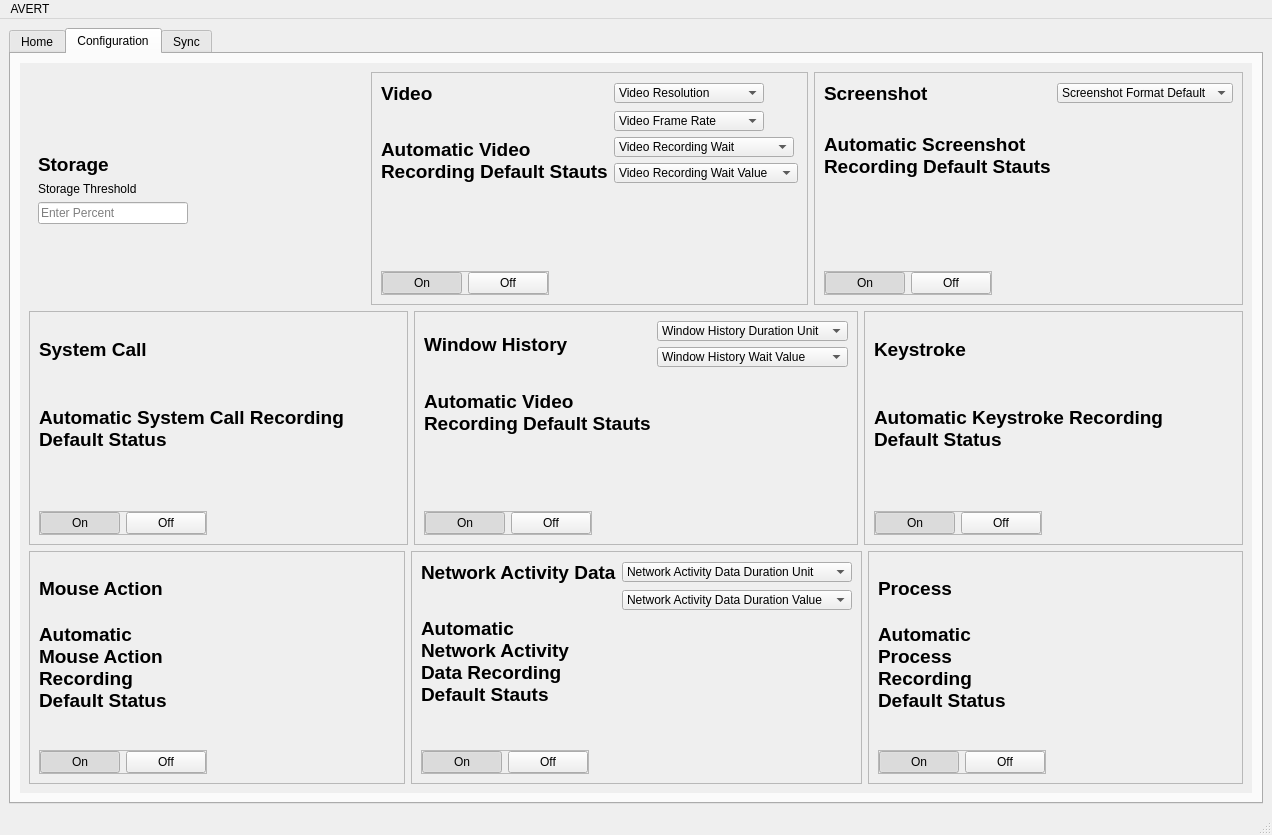
Above: view/AvertUI.ui from TheCappers/UserInterface before the change. Below: the same form after it.
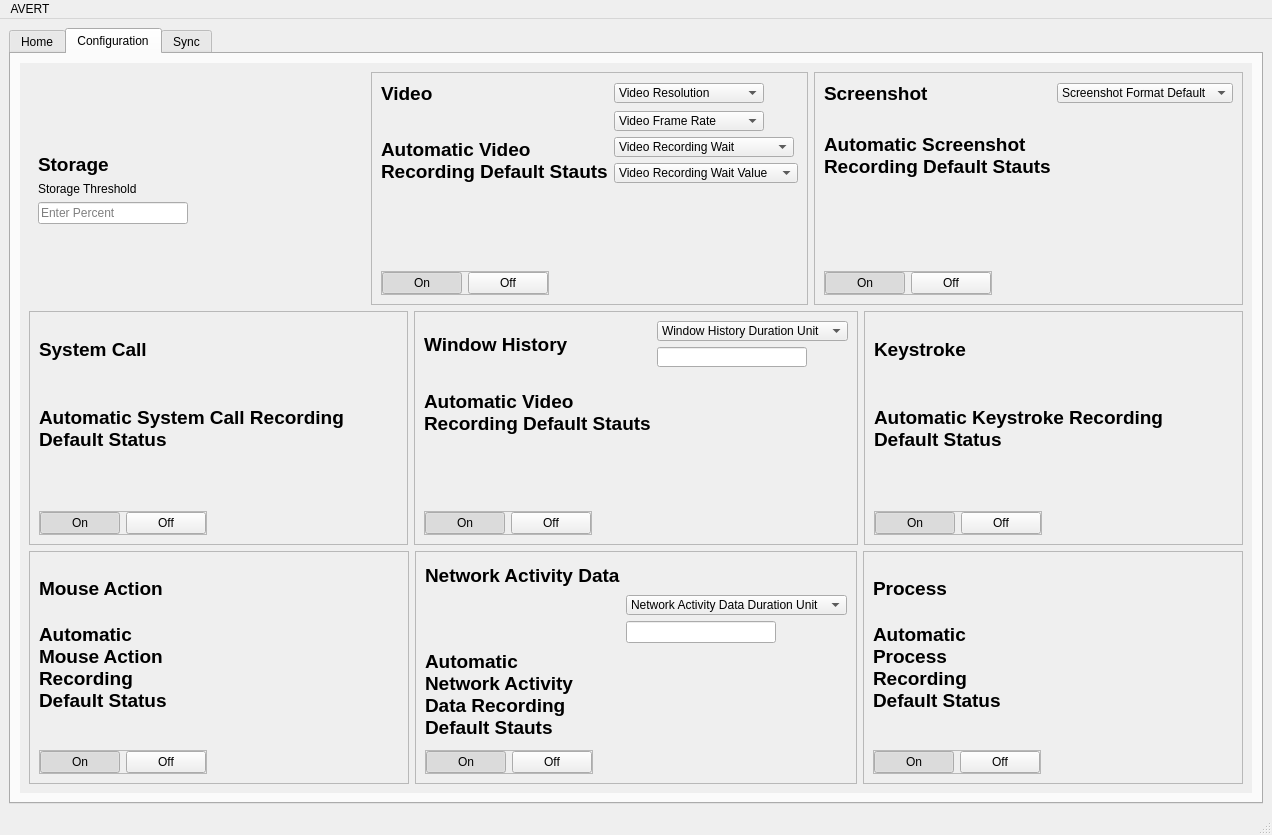
That is the form after the change. The open tabs and pages were chosen to show the change. Icons and pictures are not drawn.

The edit to the form file:
```diff
--- a/view/AvertUI.ui
+++ b/view/AvertUI.ui
@@ -6030,21 +6030,6 @@
                   <enum>QFrame::Raised</enum>
                  </property>
                  <layout class="QGridLayout" name="gridLayout_58">
-                  <item row="1" column="2">
-                   <widget class="QComboBox" name="WindowHistoryWaitVal">
-                    <property name="maximumSize">
-                     <size>
-                      <width>220</width>
-                      <height>20</height>
-                     </size>
-                    </property>
-                    <item>
-                     <property name="text">
-                      <string>Window History Wait Value</string>
-                     </property>
-                    </item>
-                   </widget>
-                  </item>
                   <item row="2" column="0" colspan="2">
                    <widget class="QLabel" name="WindowHistoryStat">
                     <property name="font">
@@ -6141,6 +6126,22 @@
                     </layout>
                    </widget>
                   </item>
+                  <item row="1" column="2">
+                   <widget class="QLineEdit" name="WindowHistoryWaitVal">
+                    <property name="sizePolicy">
+                     <sizepolicy hsizetype="Fixed" vsizetype="Fixed">
+                      <horstretch>0</horstretch>
+                      <verstretch>0</verstretch>
+                     </sizepolicy>
+                    </property>
+                    <property name="maximumSize">
+                     <size>
+                      <width>150</width>
+                      <height>20</height>
+                     </size>
+                    </property>
+                   </widget>
+                  </item>
                  </layout>
                 </widget>
                </item>
@@ -6381,38 +6382,6 @@
                   <enum>QFrame::Raised</enum>
                  </property>
                  <layout class="QGridLayout" name="gridLayout_61">
-                  <item row="2" column="0" colspan="2">
-                   <widget class="QLabel" name="NetworkActivityStatus">
-                    <property name="minimumSize">
-                     <size>
-                      <width>151</width>
-                      <height>91</height>
-                     </size>
-                    </property>
-                    <property name="maximumSize">
-                     <size>
-                      <width>151</width>
-                      <height>91</height>
-                     </size>
-                    </property>
-                    <property name="font">
-                     <font>
-                      <pointsize>14</pointsize>
-                      <weight>75</weight>
-                      <bold>true</bold>
-                     </font>
-                    </property>
-                    <property name="text">
-                     <string>Automatic Network Activity Data Recording Default Stauts</string>
-                    </property>
-                    <property name="scaledContents">
-                     <bool>false</bool>
-                    </property>
-                    <property name="wordWrap">
-                     <bool>true</bool>
-                    </property>
-                   </widget>
-                  </item>
                   <item row="0" column="0" colspan="2">
                    <widget class="QLabel" name="NetworkActivityDataLabel">
                     <property name="font">
@@ -6427,37 +6396,7 @@
                     </property>
                    </widget>
                   </item>
-                  <item row="0" column="2">
-                   <widget class="QComboBox" name="NetworkActivityDataUnit">
-                    <property name="maximumSize">
-                     <size>
-                      <width>300</width>
-                      <height>20</height>
-                     </size>
-                    </property>
-                    <item>
-                     <property name="text">
-                      <string>Network Activity Data Duration Unit</string>
-                     </property>
-                    </item>
-                   </widget>
-                  </item>
-                  <item row="1" column="2">
-                   <widget class="QComboBox" name="NetworkActivityDataWaiValue">
-                    <property name="maximumSize">
-                     <size>
-                      <width>300</width>
-                      <height>20</height>
-                     </size>
-                    </property>
-                    <item>
-                     <property name="text">
-                      <string>Network Activity Data Duration Value</string>
-                     </property>
-                    </item>
-                   </widget>
-                  </item>
-                  <item row="3" column="0" alignment="Qt::AlignLeft|Qt::AlignBottom">
+                  <item row="4" column="0" alignment="Qt::AlignLeft|Qt::AlignBottom">
                    <widget class="QFrame" name="NetworkActivityButtonFrame">
                     <property name="frameShape">
                      <enum>QFrame::StyledPanel</enum>
@@ -6504,6 +6443,69 @@
                     </layout>
                    </widget>
                   </item>
+                  <item row="2" column="2">
+                   <widget class="QLineEdit" name="lineEdit_6">
+                    <property name="sizePolicy">
+                     <sizepolicy hsizetype="Fixed" vsizetype="Fixed">
+                      <horstretch>0</horstretch>
+                      <verstretch>0</verstretch>
+                     </sizepolicy>
+                    </property>
+                    <property name="maximumSize">
+                     <size>
+                      <width>150</width>
+                      <height>16777215</height>
+                     </size>
+                    </property>
+                   </widget>
+                  </item>
+                  <item row="3" column="0" colspan="2">
+                   <widget class="QLabel" name="NetworkActivityStatus">
+                    <property name="minimumSize">
+                     <size>
+                      <width>151</width>
+                      <height>91</height>
+                     </size>
+                    </property>
+                    <property name="maximumSize">
+                     <size>
+                      <width>151</width>
+                      <height>91</height>
+                     </size>
+                    </property>
+                    <property name="font">
+                     <font>
+                      <pointsize>14</pointsize>
+                      <weight>75</weight>
+                      <bold>true</bold>
+                     </font>
+                    </property>
+                    <property name="text">
+                     <string>Automatic Network Activity Data Recording Default Stauts</string>
+                    </property>
+                    <property name="scaledContents">
+                     <bool>false</bool>
+                    </property>
+                    <property name="wordWrap">
+                     <bool>true</bool>
+                    </property>
+                   </widget>
+                  </item>
+                  <item row="1" column="2">
+                   <widget class="QComboBox" name="NetworkActivityDataUnit">
+                    <property name="maximumSize">
+                     <size>
+                      <width>300</width>
+                      <height>20</height>
+                     </size>
+                    </property>
+                    <item>
+                     <property name="text">
+                      <string>Network Activity Data Duration Unit</string>
+                     </property>
+                    </item>
+                   </widget>
+                  </item>
                  </layout>
                 </widget>
                </item>
```
Left out of the diff: 124 changed lines with no effect on the pictures.
